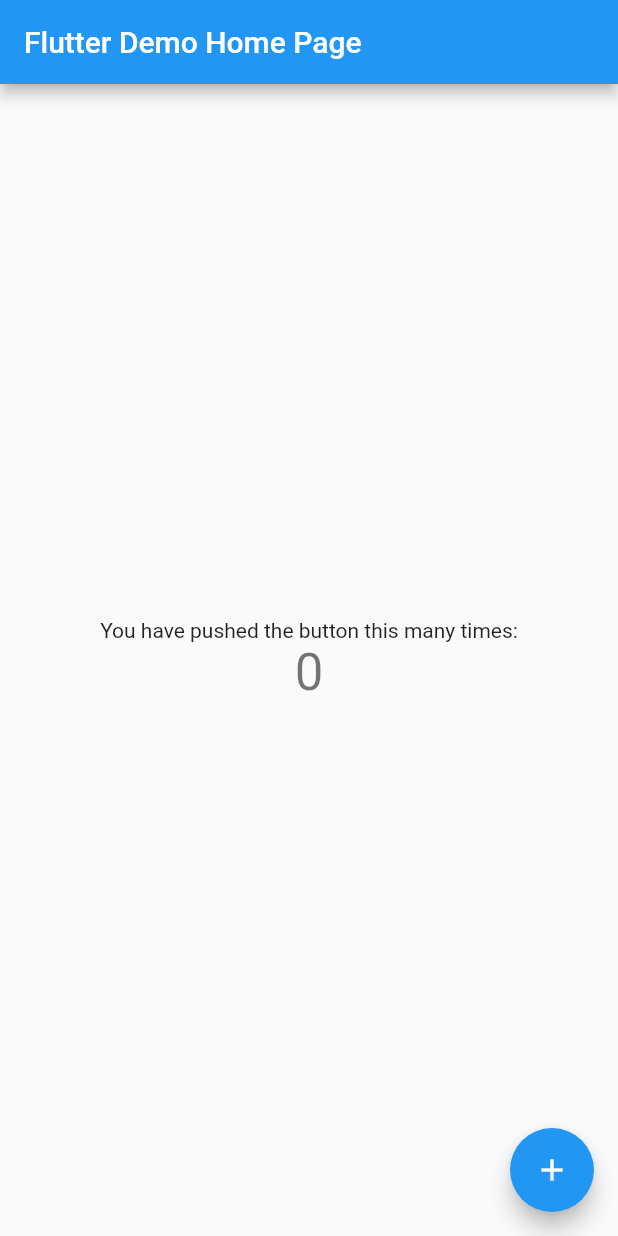
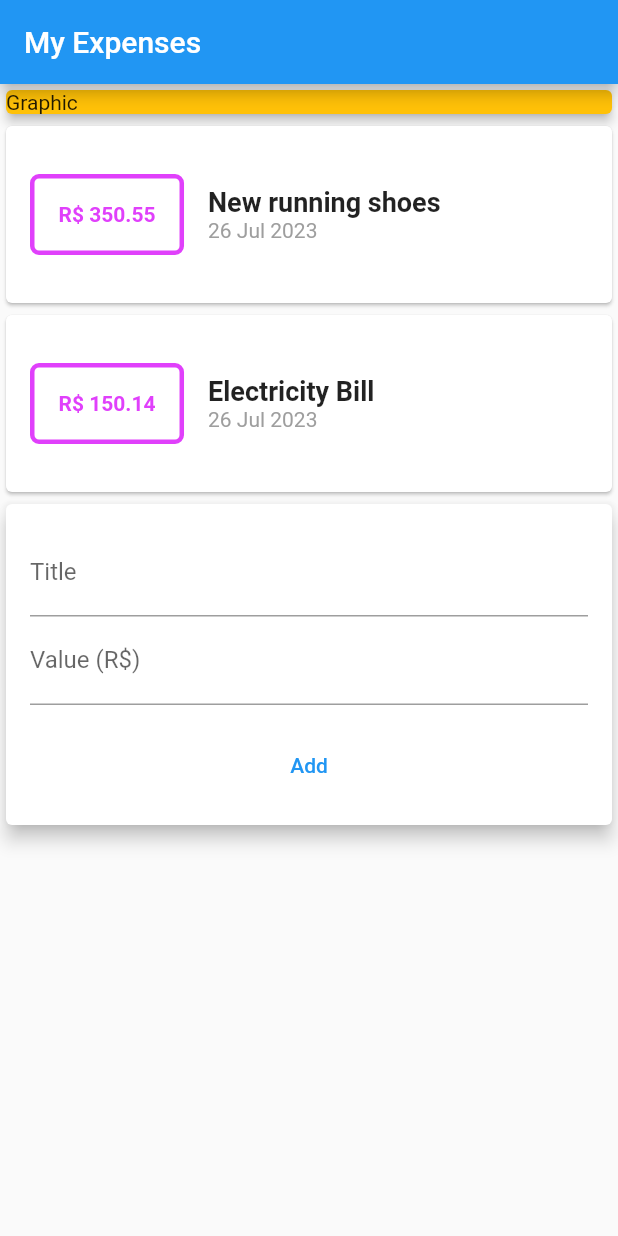
Before and after one commit to DeyvisonSLS/expenses-app, a Flutter app: the screen it shows after launch, on a phone screen of 412 x 824 dp. Run offline on Flutter 3.47's test engine with Material 2 defaults, Android fonts, the phone set to English and light mode, and no system bars.

Commit message:
Add expanses panel created

```diff
--- a/lib/main.dart
+++ b/lib/main.dart
@@ -1,115 +1,138 @@
+// ignore_for_file: prefer_const_constructors
+
+import 'package:expenses/models/transaction.dart';
 import 'package:flutter/material.dart';
+import 'package:intl/intl.dart';
 
-void main() {
-  runApp(const MyApp());
-}
+main() => runApp(const ExpensesApp());
 
-class MyApp extends StatelessWidget {
-  const MyApp({super.key});
+class ExpensesApp extends StatelessWidget {
+  const ExpensesApp({super.key});
 
-  // This widget is the root of your application.
   @override
   Widget build(BuildContext context) {
     return MaterialApp(
-      title: 'Flutter Demo',
-      theme: ThemeData(
-        // This is the theme of your application.
-        //
-        // Try running your application with "flutter run". You'll see the
-        // application has a blue toolbar. Then, without quitting the app, try
-        // changing the primarySwatch below to Colors.green and then invoke
-        // "hot reload" (press "r" in the console where you ran "flutter run",
-        // or simply save your changes to "hot reload" in a Flutter IDE).
-        // Notice that the counter didn't reset back to zero; the application
-        // is not restarted.
-        primarySwatch: Colors.blue,
-      ),
-      home: const MyHomePage(title: 'Flutter Demo Home Page'),
+      home: MyHomePage(),
     );
   }
 }
 
-class MyHomePage extends StatefulWidget {
-  const MyHomePage({super.key, required this.title});
+class MyHomePage extends StatelessWidget {
+  MyHomePage({super.key});
 
-  // This widget is the home page of your application. It is stateful, meaning
-  // that it has a State object (defined below) that contains fields that affect
-  // how it looks.
-
-  // This class is the configuration for the state. It holds the values (in this
-  // case the title) provided by the parent (in this case the App widget) and
-  // used by the build method of the State. Fields in a Widget subclass are
-  // always marked "final".
-
-  final String title;
-
-  @override
-  State<MyHomePage> createState() => _MyHomePageState();
-}
-
-class _MyHomePageState extends State<MyHomePage> {
-  int _counter = 0;
-
-  void _incrementCounter() {
-    setState(() {
-      // This call to setState tells the Flutter framework that something has
-      // changed in this State, which causes it to rerun the build method below
-      // so that the display can reflect the updated values. If we changed
-      // _counter without calling setState(), then the build method would not be
-      // called again, and so nothing would appear to happen.
-      _counter++;
-    });
-  }
+  final _transactions = [
+    Transaction(
+      id: 't1',
+      title: 'New running shoes',
+      value: 350.55,
+      date: DateTime.now(),
+    ),
+    Transaction(
+      id: 't2',
+      title: 'Electricity Bill',
+      value: 150.14,
+      date: DateTime.now(),
+    ),
+  ];
 
   @override
   Widget build(BuildContext context) {
-    // This method is rerun every time setState is called, for instance as done
-    // by the _incrementCounter method above.
-    //
-    // The Flutter framework has been optimized to make rerunning build methods
-    // fast, so that you can just rebuild anything that needs updating rather
-    // than having to individually change instances of widgets.
     return Scaffold(
       appBar: AppBar(
-        // Here we take the value from the MyHomePage object that was created by
-        // the App.build method, and use it to set our appbar title.
-        title: Text(widget.title),
+        title: const Text('My Expenses'),
       ),
-      body: Center(
-        // Center is a layout widget. It takes a single child and positions it
-        // in the middle of the parent.
-        child: Column(
-          // Column is also a layout widget. It takes a list of children and
-          // arranges them vertically. By default, it sizes itself to fit its
-          // children horizontally, and tries to be as tall as its parent.
-          //
-          // Invoke "debug painting" (press "p" in the console, choose the
-          // "Toggle Debug Paint" action from the Flutter Inspector in Android
-          // Studio, or the "Toggle Debug Paint" command in Visual Studio Code)
-          // to see the wireframe for each widget.
-          //
-          // Column has various properties to control how it sizes itself and
-          // how it positions its children. Here we use mainAxisAlignment to
-          // center the children vertically; the main axis here is the vertical
-          // axis because Columns are vertical (the cross axis would be
-          // horizontal).
-          mainAxisAlignment: MainAxisAlignment.center,
-          children: <Widget>[
-            const Text(
-              'You have pushed the button this many times:',
+      body: Column(
+        mainAxisAlignment: MainAxisAlignment.start,
+        crossAxisAlignment: CrossAxisAlignment.stretch,
+        children: [
+          const Card(
+            color: Colors.amber,
+            elevation: 3,
+            child: Text('Graphic'),
+          ),
+          Column(
+            children: _transactions.map(
+              (tr) {
+                return Card(
+                  child: Row(
+                    children: [
+                      Container(
+                        margin: const EdgeInsets.symmetric(
+                          horizontal: 16,
+                          vertical: 32,
+                        ),
+                        padding: const EdgeInsets.all(16),
+                        decoration: BoxDecoration(
+                          border: Border.all(
+                            color: Colors.purpleAccent,
+                            width: 3,
+                          ),
+                          borderRadius:
+                              const BorderRadius.all(Radius.circular(6)),
+                        ),
+                        child: Text(
+                          'R\$ ${tr.value.toStringAsFixed(2)}',
+                          style: const TextStyle(
+                            fontWeight: FontWeight.bold,
+                            fontSize: 14,
+                            color: Colors.purpleAccent,
+                          ),
+                        ),
+                      ),
+                      Column(
+                        mainAxisAlignment: MainAxisAlignment.start,
+                        crossAxisAlignment: CrossAxisAlignment.start,
+                        children: [
+                          Text(
+                            tr.title,
+                            style: const TextStyle(
+                              fontWeight: FontWeight.bold,
+                              fontSize: 18,
+                            ),
+                          ),
+                          Text(
+                            DateFormat('d MMM y').format(tr.date),
+                            style: const TextStyle(
+                              color: Colors.grey,
+                            ),
+                          ),
+                        ],
+                      ),
+                    ],
+                  ),
+                );
+              },
+            ).toList(),
+          ),
+          Card(
+            elevation: 5,
+            child: Container(
+              margin: const EdgeInsets.all(16.0),
+              child: Column(
+                children: [
+                  TextField(
+                    decoration: InputDecoration(labelText: 'Title'),
+                  ),
+                  TextField(
+                    decoration: InputDecoration(labelText: 'Value (R\$)'),
+                  ),
+                  Container(
+                    width: double.infinity,
+                    margin: EdgeInsets.fromLTRB(0, 16, 0, 0),
+                    child: TextButton(
+                      onPressed: () {},
+                      child: Text('Add'),
+                      style: ButtonStyle(
+                          padding:
+                              MaterialStateProperty.all(EdgeInsets.all(16))),
+                    ),
+                  )
+                ],
+              ),
             ),
-            Text(
-              '$_counter',
-              style: Theme.of(context).textTheme.headlineMedium,
-            ),
-          ],
-        ),
+          ),
+        ],
       ),
-      floatingActionButton: FloatingActionButton(
-        onPressed: _incrementCounter,
-        tooltip: 'Increment',
-        child: const Icon(Icons.add),
-      ), // This trailing comma makes auto-formatting nicer for build methods.
     );
   }
 }
--- /dev/null
+++ b/lib/models/transaction.dart
@@ -0,0 +1,13 @@
+class Transaction {
+  final String id;
+  final String title;
+  final double value;
+  final DateTime date;
+
+  Transaction({
+    required this.id,
+    required this.title,
+    required this.value,
+    required this.date,
+  });
+}
--- a/pubspec.yaml
+++ b/pubspec.yaml
@@ -31,6 +31,8 @@ environment:
 dependencies:
   flutter:
     sdk: flutter
+  intl: ^0.18.1
+
 
 
   # The following adds the Cupertino Icons font to your application.
```
Also changed, not shown: pubspec.lock, 5 other files.
